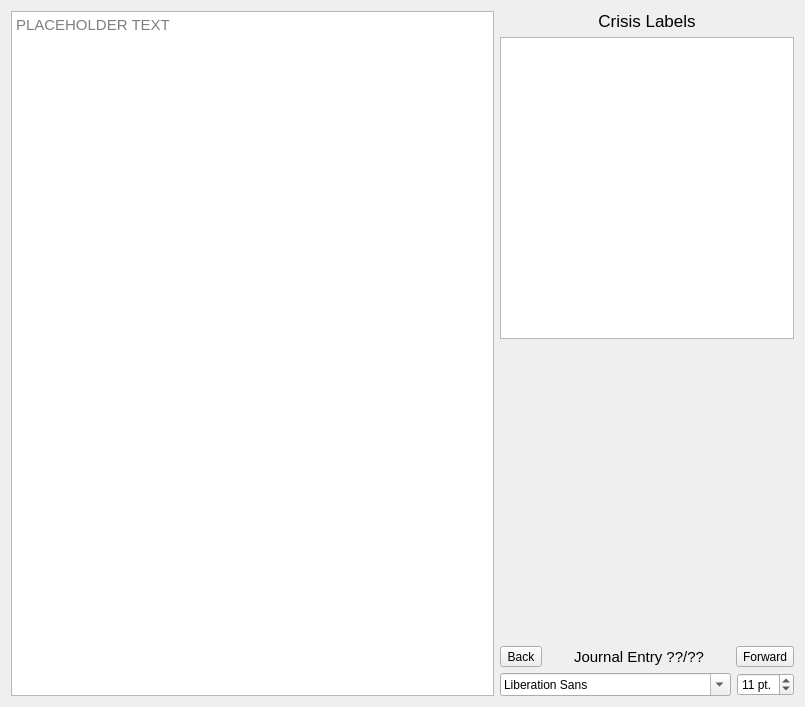
Qt form Label Helper/LabelingWidget.ui (sublime09/ALJI) before a commit.
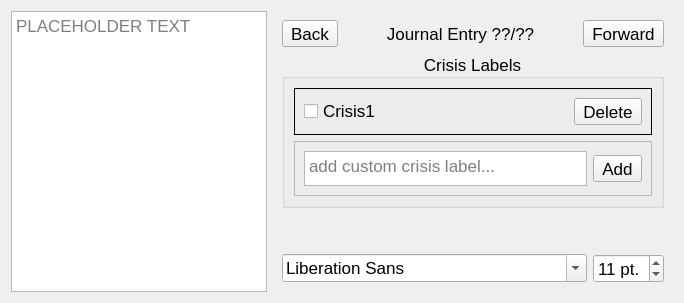
The same form after that commit. Icons and pictures are not drawn.

Commit message: improve icons, use QFrames, outline labeling

The edit to the form file:
```diff
--- a/Label Helper/LabelingWidget.ui
+++ b/Label Helper/LabelingWidget.ui
@@ -2,13 +2,10 @@
 <ui version="4.0">
  <class>LabelingWidget</class>
  <widget class="QWidget" name="LabelingWidget">
-  <property name="geometry">
-   <rect>
-    <x>0</x>
-    <y>0</y>
-    <width>805</width>
-    <height>707</height>
-   </rect>
+  <property name="font">
+   <font>
+    <pointsize>13</pointsize>
+   </font>
   </property>
   <property name="windowTitle">
    <string>ALJI Label Helper Task</string>
@@ -18,25 +15,18 @@
     <widget class="QTextEdit" name="JournalEntryText">
      <property name="sizePolicy">
       <sizepolicy hsizetype="Expanding" vsizetype="Expanding">
-       <horstretch>1</horstretch>
+       <horstretch>3</horstretch>
        <verstretch>0</verstretch>
       </sizepolicy>
      </property>
      <property name="font">
       <font>
        <family>Segoe UI</family>
-       <pointsize>11</pointsize>
       </font>
      </property>
      <property name="mouseTracking">
       <bool>true</bool>
      </property>
-     <property name="lineWidth">
-      <number>1</number>
-     </property>
-     <property name="documentTitle">
-      <string/>
-     </property>
      <property name="readOnly">
       <bool>true</bool>
      </property>
@@ -44,11 +34,8 @@
       <string>&lt;!DOCTYPE HTML PUBLIC &quot;-//W3C//DTD HTML 4.0//EN&quot; &quot;http://www.w3.org/TR/REC-html40/strict.dtd&quot;&gt;
 &lt;html&gt;&lt;head&gt;&lt;meta name=&quot;qrichtext&quot; content=&quot;1&quot; /&gt;&lt;style type=&quot;text/css&quot;&gt;
 p, li { white-space: pre-wrap; }
-&lt;/style&gt;&lt;/head&gt;&lt;body style=&quot; font-family:'Segoe UI'; font-size:11pt; font-weight:400; font-style:normal;&quot;&gt;
-&lt;p style=&quot;-qt-paragraph-type:empty; margin-top:0px; margin-bottom:0px; margin-left:0px; margin-right:0px; -qt-block-indent:0; text-indent:0px;&quot;&gt;&lt;br /&gt;&lt;/p&gt;&lt;/body&gt;&lt;/html&gt;</string>
-     </property>
-     <property name="acceptRichText">
-      <bool>false</bool>
+&lt;/style&gt;&lt;/head&gt;&lt;body style=&quot; font-family:'Segoe UI'; font-size:13pt; font-weight:400; font-style:normal;&quot;&gt;
+&lt;p style=&quot;-qt-paragraph-type:empty; margin-top:0px; margin-bottom:0px; margin-left:0px; margin-right:0px; -qt-block-indent:0; text-indent:0px; font-size:11pt;&quot;&gt;&lt;br /&gt;&lt;/p&gt;&lt;/body&gt;&lt;/html&gt;</string>
      </property>
      <property name="placeholderText">
       <string>PLACEHOLDER TEXT</string>
@@ -56,33 +43,171 @@
     </widget>
    </item>
    <item>
-    <layout class="QVBoxLayout" name="LabelingLayout">
+    <widget class="QFrame" name="labelingFrame">
+     <property name="sizePolicy">
+      <sizepolicy hsizetype="Preferred" vsizetype="Preferred">
+       <horstretch>1</horstretch>
+       <verstretch>0</verstretch>
+      </sizepolicy>
+     </property>
+     <layout class="QVBoxLayout" name="labelingLayout">
      <item>
-      <widget class="QLabel" name="CrisisTitleLabel">
-       <property name="font">
-        <font>
-         <pointsize>13</pointsize>
-        </font>
+       <layout class="QHBoxLayout" name="navLayout">
+        <item>
+         <widget class="QToolButton" name="backButton">
+          <property name="sizePolicy">
+           <sizepolicy hsizetype="Expanding" vsizetype="Fixed">
+            <horstretch>0</horstretch>
+            <verstretch>0</verstretch>
+           </sizepolicy>
        </property>
        <property name="text">
+           <string>Back</string>
+          </property>
+          <property name="icon">
+           <iconset>
+            <normaloff>images/chevron-left.svg</normaloff>images/chevron-left.svg</iconset>
+          </property>
+          <property name="iconSize">
+           <size>
+            <width>20</width>
+            <height>20</height>
+           </size>
+          </property>
+          <property name="shortcut">
+           <string>Ctrl+Left</string>
+          </property>
+         </widget>
+        </item>
+        <item>
+         <widget class="QLabel" name="taskNumberLabel">
+          <property name="sizePolicy">
+           <sizepolicy hsizetype="Preferred" vsizetype="Preferred">
+            <horstretch>1</horstretch>
+            <verstretch>0</verstretch>
+           </sizepolicy>
+          </property>
+          <property name="text">
+           <string>Journal Entry ??/??</string>
+          </property>
+          <property name="alignment">
+           <set>Qt::AlignCenter</set>
+          </property>
+         </widget>
+        </item>
+        <item>
+         <widget class="QToolButton" name="forwardButton">
+          <property name="text">
+           <string>Forward</string>
+          </property>
+          <property name="icon">
+           <iconset>
+            <normaloff>images/chevron-right.svg</normaloff>images/chevron-right.svg</iconset>
+          </property>
+          <property name="iconSize">
+           <size>
+            <width>20</width>
+            <height>20</height>
+           </size>
+          </property>
+          <property name="shortcut">
+           <string>Ctrl+Right</string>
+          </property>
+         </widget>
+        </item>
+       </layout>
+      </item>
+      <item>
+       <widget class="QGroupBox" name="crisisGroupBox">
+        <property name="title">
         <string>Crisis Labels</string>
        </property>
        <property name="alignment">
         <set>Qt::AlignCenter</set>
        </property>
+        <layout class="QVBoxLayout" name="crisisGroupBoxLayout">
+         <item>
+          <widget class="QFrame" name="crisisFrame">
+           <property name="frameShape">
+            <enum>QFrame::Box</enum>
+           </property>
+           <layout class="QHBoxLayout" name="hl3">
+            <item>
+             <widget class="QCheckBox" name="crisisCB">
+              <property name="text">
+               <string>Crisis1</string>
+              </property>
       </widget>
      </item>
      <item>
-      <widget class="QListWidget" name="CrisisListWidget">
+             <widget class="QToolButton" name="deleteCrisis">
+              <property name="text">
+               <string>Delete</string>
+              </property>
+              <property name="icon">
+               <iconset>
+                <normaloff>images/times.svg</normaloff>images/times.svg</iconset>
+              </property>
+              <property name="iconSize">
+               <size>
+                <width>20</width>
+                <height>20</height>
+               </size>
+              </property>
+             </widget>
+            </item>
+           </layout>
+          </widget>
+         </item>
+         <item>
+          <widget class="QFrame" name="customCrisisFrame">
+           <property name="frameShape">
+            <enum>QFrame::StyledPanel</enum>
+           </property>
+           <property name="frameShadow">
+            <enum>QFrame::Raised</enum>
+           </property>
+           <layout class="QHBoxLayout" name="_4">
+            <item>
+             <widget class="QPlainTextEdit" name="customCrisisTextBox">
        <property name="sizePolicy">
-        <sizepolicy hsizetype="Expanding" vsizetype="Expanding">
+               <sizepolicy hsizetype="Expanding" vsizetype="Preferred">
          <horstretch>0</horstretch>
          <verstretch>0</verstretch>
         </sizepolicy>
        </property>
-       <property name="mouseTracking">
-        <bool>true</bool>
-       </property>
+              <property name="minimumSize">
+               <size>
+                <width>0</width>
+                <height>35</height>
+               </size>
+              </property>
+              <property name="placeholderText">
+               <string>add custom crisis label...</string>
+              </property>
+             </widget>
+            </item>
+            <item>
+             <widget class="QToolButton" name="addCustomButton">
+              <property name="text">
+               <string>Add</string>
+              </property>
+              <property name="icon">
+               <iconset>
+                <normaloff>images/plus.svg</normaloff>images/plus.svg</iconset>
+              </property>
+              <property name="iconSize">
+               <size>
+                <width>20</width>
+                <height>20</height>
+               </size>
+              </property>
+             </widget>
+            </item>
+           </layout>
+          </widget>
+         </item>
+        </layout>
       </widget>
      </item>
      <item>
@@ -99,86 +224,9 @@
       </spacer>
      </item>
      <item>
-      <layout class="QHBoxLayout" name="NavLayout">
-       <item>
-        <widget class="QToolButton" name="BackButton">
-         <property name="sizePolicy">
-          <sizepolicy hsizetype="Expanding" vsizetype="Fixed">
-           <horstretch>0</horstretch>
-           <verstretch>0</verstretch>
-          </sizepolicy>
-         </property>
-         <property name="text">
-          <string>Back</string>
-         </property>
-         <property name="icon">
-          <iconset>
-           <normaloff>images/back.png</normaloff>images/back.png</iconset>
-         </property>
-         <property name="iconSize">
-          <size>
-           <width>20</width>
-           <height>20</height>
-          </size>
-         </property>
-         <property name="shortcut">
-          <string>Ctrl+Left</string>
-         </property>
-        </widget>
-       </item>
-       <item>
-        <widget class="QLabel" name="TaskNumberLabel">
-         <property name="sizePolicy">
-          <sizepolicy hsizetype="Preferred" vsizetype="Preferred">
-           <horstretch>1</horstretch>
-           <verstretch>0</verstretch>
-          </sizepolicy>
-         </property>
-         <property name="font">
-          <font>
-           <pointsize>11</pointsize>
-          </font>
-         </property>
-         <property name="text">
-          <string>Journal Entry ??/??</string>
-         </property>
-         <property name="alignment">
-          <set>Qt::AlignCenter</set>
-         </property>
-        </widget>
-       </item>
-       <item>
-        <widget class="QToolButton" name="ForwardButton">
-         <property name="text">
-          <string>Forward</string>
-         </property>
-         <property name="icon">
-          <iconset>
-           <normaloff>images/forward.png</normaloff>images/forward.png</iconset>
-         </property>
-         <property name="iconSize">
-          <size>
-           <width>20</width>
-           <height>20</height>
-          </size>
-         </property>
-         <property name="shortcut">
-          <string>Ctrl+Right</string>
-         </property>
-        </widget>
-       </item>
-      </layout>
-     </item>
-     <item>
-      <layout class="QHBoxLayout" name="FontLayout">
+       <layout class="QHBoxLayout" name="fontLayout">
        <item>
         <widget class="QFontComboBox" name="fontComboBox">
-         <property name="sizePolicy">
-          <sizepolicy hsizetype="Minimum" vsizetype="Preferred">
-           <horstretch>0</horstretch>
-           <verstretch>0</verstretch>
-          </sizepolicy>
-         </property>
          <property name="fontFilters">
           <set>QFontComboBox::ProportionalFonts</set>
          </property>
@@ -190,13 +238,7 @@
         </widget>
        </item>
        <item>
-        <widget class="QSpinBox" name="PointSizeSpinBox">
-         <property name="sizePolicy">
-          <sizepolicy hsizetype="Minimum" vsizetype="Fixed">
-           <horstretch>0</horstretch>
-           <verstretch>0</verstretch>
-          </sizepolicy>
-         </property>
+         <widget class="QSpinBox" name="pointSizeSpinBox">
          <property name="suffix">
           <string> pt.</string>
          </property>
@@ -214,6 +256,7 @@
       </layout>
      </item>
     </layout>
+    </widget>
    </item>
   </layout>
  </widget>
```
Left out of the diff: 33 changed lines with no effect on the pictures. Lines whose indentation alone changed are shown as unchanged. The commit also changes 5 other files.
